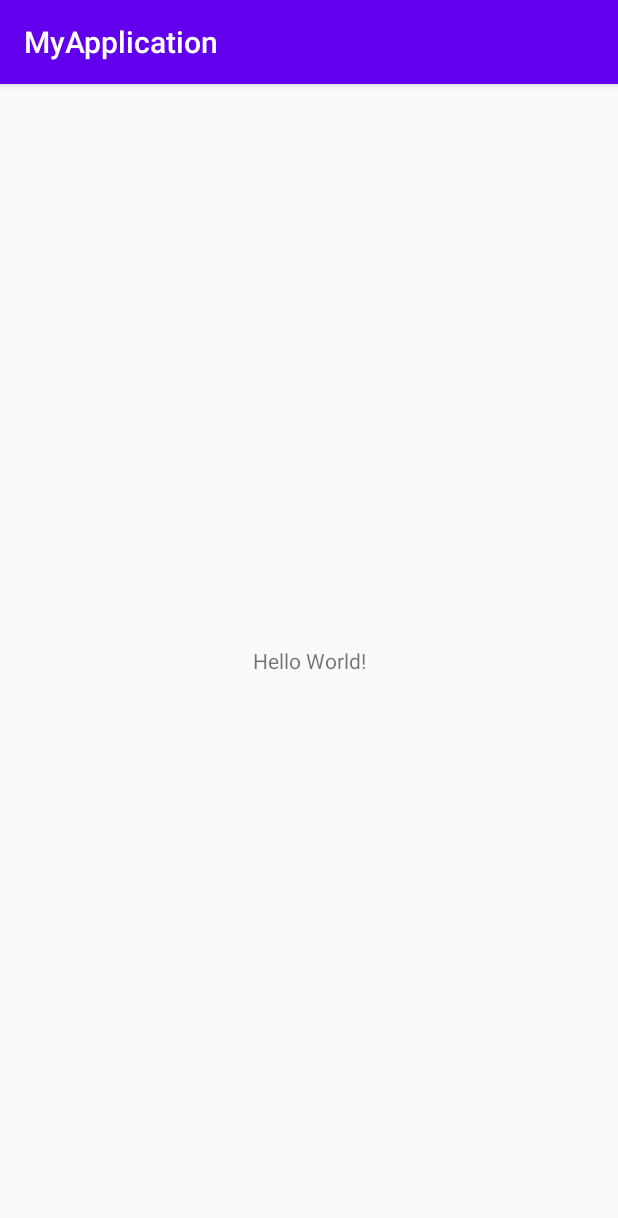
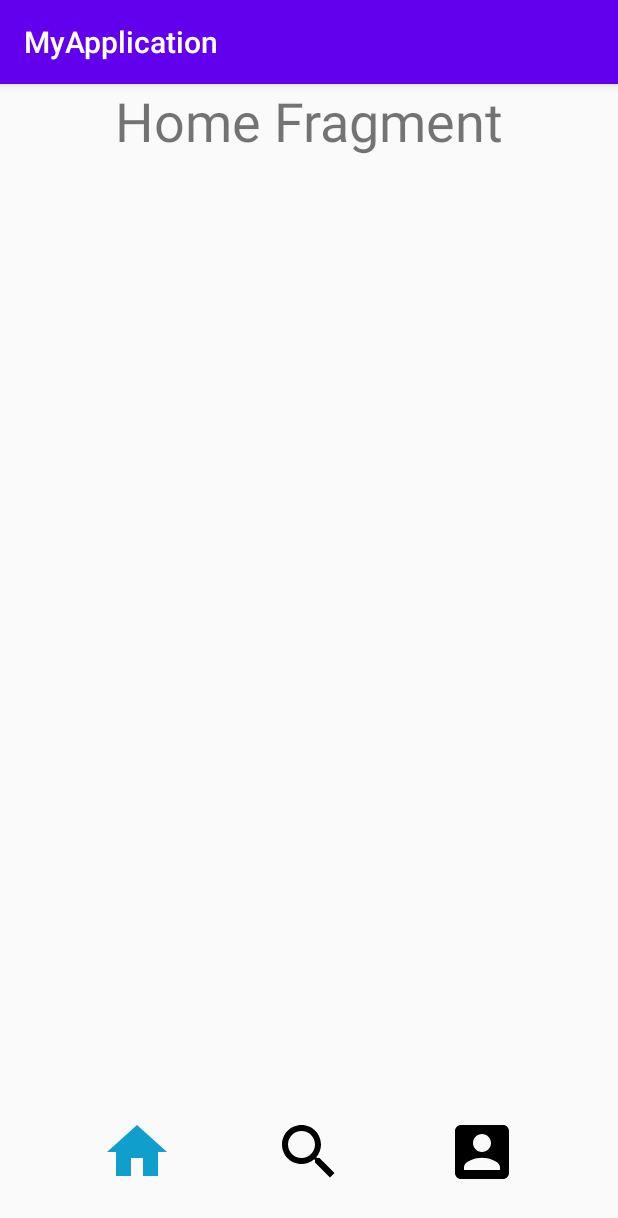
Before and after one commit to rinstance/nurmukhametov-android, an Android app: the screen it shows after launch (MainActivity), on a phone screen of 412 x 824 dp. Shown: the top 1218 px of the screen. Run offline under Robolectric (Android 15) with nearby library versions, the light colour scheme and no system bars.

Commit message:
added bottomBar task

```diff
--- a/app/build.gradle
+++ b/app/build.gradle
@@ -34,4 +34,5 @@
     testImplementation 'junit:junit:4.12'
     androidTestImplementation 'androidx.test.ext:junit:1.1.2'
     androidTestImplementation 'androidx.test.espresso:espresso-core:3.3.0'
+    implementation 'androidx.legacy:legacy-support-v4:1.0.0'
 }
--- a/app/src/main/java/com/example/myapplication/MainActivity.kt
+++ b/app/src/main/java/com/example/myapplication/MainActivity.kt
@@ -1,12 +1,55 @@
 package com.example.myapplication
 
+import android.os.Bundle
+import android.widget.ImageView
 import androidx.appcompat.app.AppCompatActivity
-import android.os.Bundle
+import androidx.fragment.app.Fragment
+import com.example.myapplication.framents.HomeFragment
+import com.example.myapplication.framents.ProfileFragment
+import com.example.myapplication.framents.SearchFragment
+import kotlinx.android.synthetic.main.activity_main.*
 
 class MainActivity : AppCompatActivity() {
+    private val fm = supportFragmentManager
+    private val homeFragment = HomeFragment()
+    private val searchFragment = SearchFragment()
+    private val profileFragment = ProfileFragment()
 
     override fun onCreate(savedInstanceState: Bundle?) {
         super.onCreate(savedInstanceState)
         setContentView(R.layout.activity_main)
+        loadFragment(homeFragment)
+        home.isSelected = true
+
+        val iconsArray: Array<ImageView> =
+            arrayOf(home, search, profile)
+
+        home.setOnClickListener {
+            bottomImageSelected(home, iconsArray)
+            loadFragment(homeFragment)
+        }
+        search.setOnClickListener {
+            bottomImageSelected(search, iconsArray)
+            loadFragment(searchFragment)
+        }
+        profile.setOnClickListener {
+            bottomImageSelected(profile, iconsArray)
+            loadFragment(profileFragment)
+        }
+    }
+
+    private fun bottomImageSelected(v: ImageView, array: Array<ImageView>) {
+        v.isSelected = true
+        for (imageView in array) {
+            if (imageView == v)
+                continue
+            imageView.isSelected = false
+        }
+    }
+
+    private fun loadFragment(fragment: Fragment) {
+        fm.beginTransaction()
+            .replace(R.id.fragment_container, fragment)
+            .commit()
     }
 }
--- /dev/null
+++ b/app/src/main/java/com/example/myapplication/framents/HomeFragment.kt
@@ -0,0 +1,23 @@
+package com.example.myapplication.framents
+
+import android.os.Bundle
+import android.view.LayoutInflater
+import android.view.View
+import android.view.ViewGroup
+import androidx.fragment.app.Fragment
+import com.example.myapplication.R
+
+class HomeFragment : Fragment() {
+
+    override fun onCreate(savedInstanceState: Bundle?) {
+        super.onCreate(savedInstanceState)
+
+    }
+
+    override fun onCreateView(
+        inflater: LayoutInflater, container: ViewGroup?,
+        savedInstanceState: Bundle?
+    ): View? {
+        return inflater.inflate(R.layout.fragment_home, container, false)
+    }
+}
--- /dev/null
+++ b/app/src/main/java/com/example/myapplication/framents/ProfileFragment.kt
@@ -0,0 +1,23 @@
+package com.example.myapplication.framents
+
+import android.os.Bundle
+import android.view.LayoutInflater
+import android.view.View
+import android.view.ViewGroup
+import androidx.fragment.app.Fragment
+import com.example.myapplication.R
+
+class ProfileFragment : Fragment() {
+
+    override fun onCreate(savedInstanceState: Bundle?) {
+        super.onCreate(savedInstanceState)
+
+    }
+
+    override fun onCreateView(
+        inflater: LayoutInflater, container: ViewGroup?,
+        savedInstanceState: Bundle?
+    ): View? {
+        return inflater.inflate(R.layout.fragment_profile, container, false)
+    }
+}
--- /dev/null
+++ b/app/src/main/java/com/example/myapplication/framents/SearchFragment.kt
@@ -0,0 +1,23 @@
+package com.example.myapplication.framents
+
+import android.os.Bundle
+import android.view.LayoutInflater
+import android.view.View
+import android.view.ViewGroup
+import androidx.fragment.app.Fragment
+import com.example.myapplication.R
+
+class SearchFragment : Fragment() {
+
+    override fun onCreate(savedInstanceState: Bundle?) {
+        super.onCreate(savedInstanceState)
+
+    }
+
+    override fun onCreateView(
+        inflater: LayoutInflater, container: ViewGroup?,
+        savedInstanceState: Bundle?
+    ): View? {
+        return inflater.inflate(R.layout.fragment_search, container, false)
+    }
+}
--- /dev/null
+++ b/app/src/main/res/drawable/ic_account_box_black_24dp.xml
@@ -0,0 +1,9 @@
+<vector xmlns:android="http://schemas.android.com/apk/res/android"
+        android:width="24dp"
+        android:height="24dp"
+        android:viewportWidth="24.0"
+        android:viewportHeight="24.0">
+    <path
+        android:fillColor="#FF000000"
+        android:pathData="M3,5v14c0,1.1 0.89,2 2,2h14c1.1,0 2,-0.9 2,-2L21,5c0,-1.1 -0.9,-2 -2,-2L5,3c-1.11,0 -2,0.9 -2,2zM15,9c0,1.66 -1.34,3 -3,3s-3,-1.34 -3,-3 1.34,-3 3,-3 3,1.34 3,3zM6,17c0,-2 4,-3.1 6,-3.1s6,1.1 6,3.1v1L6,18v-1z"/>
+</vector>
--- /dev/null
+++ b/app/src/main/res/drawable/ic_account_selected_24dp.xml
@@ -0,0 +1,5 @@
+<vector android:height="24dp" android:tint="#109ECC"
+    android:viewportHeight="24.0" android:viewportWidth="24.0"
+    android:width="24dp" xmlns:android="http://schemas.android.com/apk/res/android">
+    <path android:fillColor="#FF000000" android:pathData="M3,5v14c0,1.1 0.89,2 2,2h14c1.1,0 2,-0.9 2,-2L21,5c0,-1.1 -0.9,-2 -2,-2L5,3c-1.11,0 -2,0.9 -2,2zM15,9c0,1.66 -1.34,3 -3,3s-3,-1.34 -3,-3 1.34,-3 3,-3 3,1.34 3,3zM6,17c0,-2 4,-3.1 6,-3.1s6,1.1 6,3.1v1L6,18v-1z"/>
+</vector>
--- /dev/null
+++ b/app/src/main/res/drawable/ic_home_black_24dp.xml
@@ -0,0 +1,9 @@
+<vector xmlns:android="http://schemas.android.com/apk/res/android"
+        android:width="24dp"
+        android:height="24dp"
+        android:viewportWidth="24.0"
+        android:viewportHeight="24.0">
+    <path
+        android:fillColor="#FF000000"
+        android:pathData="M10,20v-6h4v6h5v-8h3L12,3 2,12h3v8z"/>
+</vector>
--- /dev/null
+++ b/app/src/main/res/drawable/ic_home_selected_24dp.xml
@@ -0,0 +1,5 @@
+<vector android:height="24dp" android:tint="#109ECC"
+    android:viewportHeight="24.0" android:viewportWidth="24.0"
+    android:width="24dp" xmlns:android="http://schemas.android.com/apk/res/android">
+    <path android:fillColor="#FF000000" android:pathData="M10,20v-6h4v6h5v-8h3L12,3 2,12h3v8z"/>
+</vector>
--- /dev/null
+++ b/app/src/main/res/drawable/ic_search_black_24dp.xml
@@ -0,0 +1,9 @@
+<vector xmlns:android="http://schemas.android.com/apk/res/android"
+        android:width="24dp"
+        android:height="24dp"
+        android:viewportWidth="24.0"
+        android:viewportHeight="24.0">
+    <path
+        android:fillColor="#FF000000"
+        android:pathData="M15.5,14h-0.79l-0.28,-0.27C15.41,12.59 16,11.11 16,9.5 16,5.91 13.09,3 9.5,3S3,5.91 3,9.5 5.91,16 9.5,16c1.61,0 3.09,-0.59 4.23,-1.57l0.27,0.28v0.79l5,4.99L20.49,19l-4.99,-5zM9.5,14C7.01,14 5,11.99 5,9.5S7.01,5 9.5,5 14,7.01 14,9.5 11.99,14 9.5,14z"/>
+</vector>
--- /dev/null
+++ b/app/src/main/res/drawable/ic_search_selected_24dp.xml
@@ -0,0 +1,5 @@
+<vector android:height="24dp" android:tint="#109ECC"
+    android:viewportHeight="24.0" android:viewportWidth="24.0"
+    android:width="24dp" xmlns:android="http://schemas.android.com/apk/res/android">
+    <path android:fillColor="#FF000000" android:pathData="M15.5,14h-0.79l-0.28,-0.27C15.41,12.59 16,11.11 16,9.5 16,5.91 13.09,3 9.5,3S3,5.91 3,9.5 5.91,16 9.5,16c1.61,0 3.09,-0.59 4.23,-1.57l0.27,0.28v0.79l5,4.99L20.49,19l-4.99,-5zM9.5,14C7.01,14 5,11.99 5,9.5S7.01,5 9.5,5 14,7.01 14,9.5 11.99,14 9.5,14z"/>
+</vector>
--- /dev/null
+++ b/app/src/main/res/drawable/menu_home.xml
@@ -0,0 +1,8 @@
+<?xml version="1.0" encoding="utf-8"?>
+<selector xmlns:android="http://schemas.android.com/apk/res/android">
+    <item android:drawable="@drawable/ic_home_selected_24dp"
+        android:state_selected="true" />
+    <item android:drawable="@drawable/ic_home_selected_24dp"
+        android:state_pressed="true" />
+    <item android:drawable="@drawable/ic_home_black_24dp" />
+</selector>
--- /dev/null
+++ b/app/src/main/res/drawable/menu_profile.xml
@@ -0,0 +1,8 @@
+<?xml version="1.0" encoding="utf-8"?>
+<selector xmlns:android="http://schemas.android.com/apk/res/android">
+    <item android:drawable="@drawable/ic_account_selected_24dp"
+        android:state_selected="true" />
+    <item android:drawable="@drawable/ic_account_selected_24dp"
+        android:state_pressed="true" />
+    <item android:drawable="@drawable/ic_account_box_black_24dp" />
+</selector>
--- /dev/null
+++ b/app/src/main/res/drawable/menu_search.xml
@@ -0,0 +1,8 @@
+<?xml version="1.0" encoding="utf-8"?>
+<selector xmlns:android="http://schemas.android.com/apk/res/android">
+    <item android:drawable="@drawable/ic_search_selected_24dp"
+        android:state_selected="true" />
+    <item android:drawable="@drawable/ic_search_selected_24dp"
+        android:state_pressed="true" />
+    <item android:drawable="@drawable/ic_search_black_24dp" />
+</selector>
--- a/app/src/main/res/layout/activity_main.xml
+++ b/app/src/main/res/layout/activity_main.xml
@@ -6,13 +6,47 @@
     android:layout_height="match_parent"
     tools:context=".MainActivity">
 
-    <TextView
-        android:layout_width="wrap_content"
-        android:layout_height="wrap_content"
-        android:text="Hello World!"
-        app:layout_constraintBottom_toBottomOf="parent"
-        app:layout_constraintLeft_toLeftOf="parent"
-        app:layout_constraintRight_toRightOf="parent"
+    <FrameLayout
+        android:id="@+id/fragment_container"
+        android:layout_width="match_parent"
+        android:layout_height="0dp"
+        android:layout_marginBottom="16dp"
+        app:layout_constraintBottom_toTopOf="@+id/profile"
+        app:layout_constraintEnd_toEndOf="parent"
+        app:layout_constraintStart_toStartOf="parent"
         app:layout_constraintTop_toTopOf="parent" />
 
+    <ImageView
+        android:id="@+id/home"
+        android:layout_width="48dp"
+        android:layout_height="48dp"
+        android:layout_marginBottom="32dp"
+        android:background="@drawable/menu_home"
+        app:layout_constraintBottom_toBottomOf="parent"
+        app:layout_constraintEnd_toStartOf="@+id/search"
+        app:layout_constraintHorizontal_bias="0.5"
+        app:layout_constraintStart_toStartOf="parent" />
+
+    <ImageView
+        android:id="@+id/search"
+        android:layout_width="48dp"
+        android:layout_height="48dp"
+        android:layout_marginBottom="32dp"
+        android:background="@drawable/menu_search"
+        app:layout_constraintBottom_toBottomOf="parent"
+        app:layout_constraintEnd_toStartOf="@+id/profile"
+        app:layout_constraintHorizontal_bias="0.5"
+        app:layout_constraintStart_toEndOf="@+id/home" />
+
+    <ImageView
+        android:id="@+id/profile"
+        android:layout_width="48dp"
+        android:layout_height="48dp"
+        android:layout_marginBottom="32dp"
+        android:background="@drawable/menu_profile"
+        app:layout_constraintBottom_toBottomOf="parent"
+        app:layout_constraintEnd_toEndOf="parent"
+        app:layout_constraintHorizontal_bias="0.5"
+        app:layout_constraintStart_toEndOf="@+id/search" />
+
 </androidx.constraintlayout.widget.ConstraintLayout>
--- /dev/null
+++ b/app/src/main/res/layout/fragment_home.xml
@@ -0,0 +1,14 @@
+<?xml version="1.0" encoding="utf-8"?>
+<androidx.constraintlayout.widget.ConstraintLayout xmlns:android="http://schemas.android.com/apk/res/android"
+    xmlns:tools="http://schemas.android.com/tools"
+    android:layout_width="match_parent"
+    android:layout_height="match_parent">
+
+    <TextView
+        android:layout_width="match_parent"
+        android:layout_height="match_parent"
+        android:gravity="center_horizontal"
+        android:text="@string/home_fragment"
+        android:textSize="36sp" />
+
+</androidx.constraintlayout.widget.ConstraintLayout>
--- /dev/null
+++ b/app/src/main/res/layout/fragment_profile.xml
@@ -0,0 +1,13 @@
+<?xml version="1.0" encoding="utf-8"?>
+<androidx.constraintlayout.widget.ConstraintLayout xmlns:android="http://schemas.android.com/apk/res/android"
+    android:layout_width="match_parent"
+    android:layout_height="match_parent">
+
+    <TextView
+        android:layout_width="match_parent"
+        android:layout_height="match_parent"
+        android:gravity="center_horizontal"
+        android:text="@string/profile_fragment"
+        android:textSize="36sp" />
+
+</androidx.constraintlayout.widget.ConstraintLayout>
--- /dev/null
+++ b/app/src/main/res/layout/fragment_search.xml
@@ -0,0 +1,13 @@
+<?xml version="1.0" encoding="utf-8"?>
+<androidx.constraintlayout.widget.ConstraintLayout xmlns:android="http://schemas.android.com/apk/res/android"
+    android:layout_width="match_parent"
+    android:layout_height="match_parent">
+
+    <TextView
+        android:layout_width="match_parent"
+        android:layout_height="match_parent"
+        android:gravity="center_horizontal"
+        android:text="@string/search_fragment"
+        android:textSize="36sp" />
+
+</androidx.constraintlayout.widget.ConstraintLayout>
--- a/app/src/main/res/values/strings.xml
+++ b/app/src/main/res/values/strings.xml
@@ -1,3 +1,6 @@
 <resources>
     <string name="app_name">MyApplication</string>
+    <string name="home_fragment">Home Fragment</string>
+    <string name="search_fragment">Search Fragment</string>
+    <string name="profile_fragment">Profile Fragment</string>
 </resources>
```
